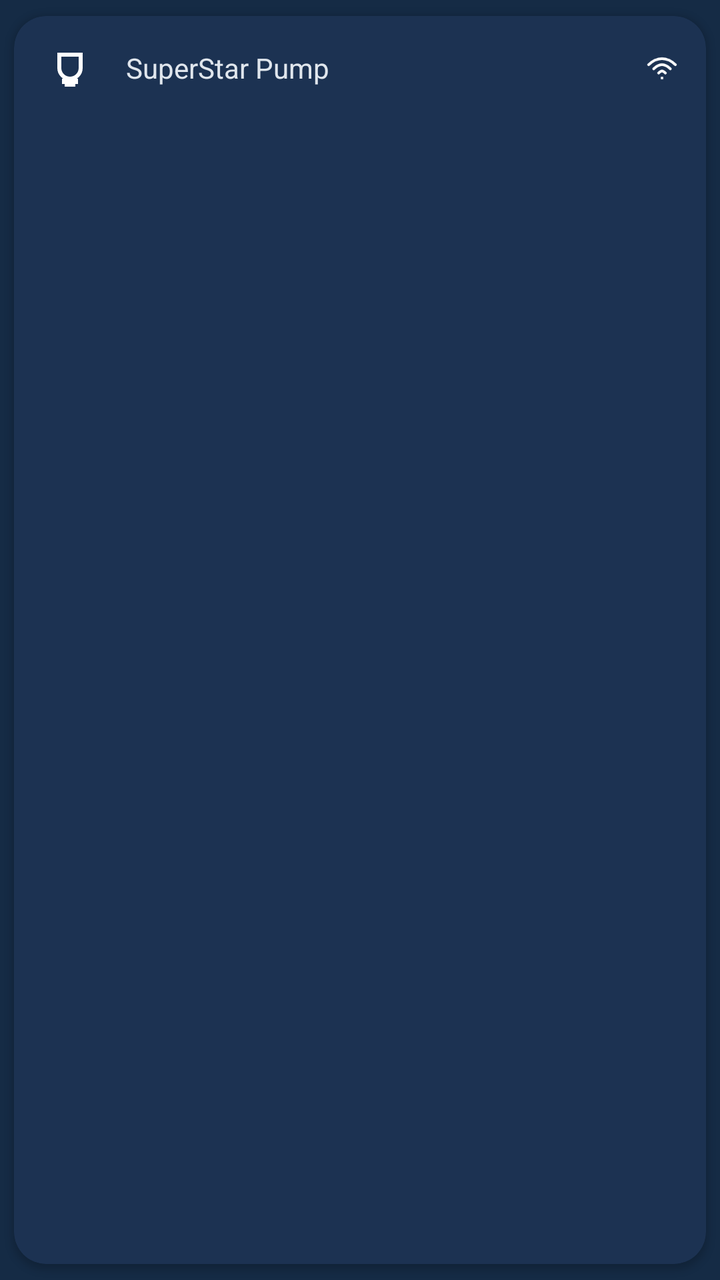
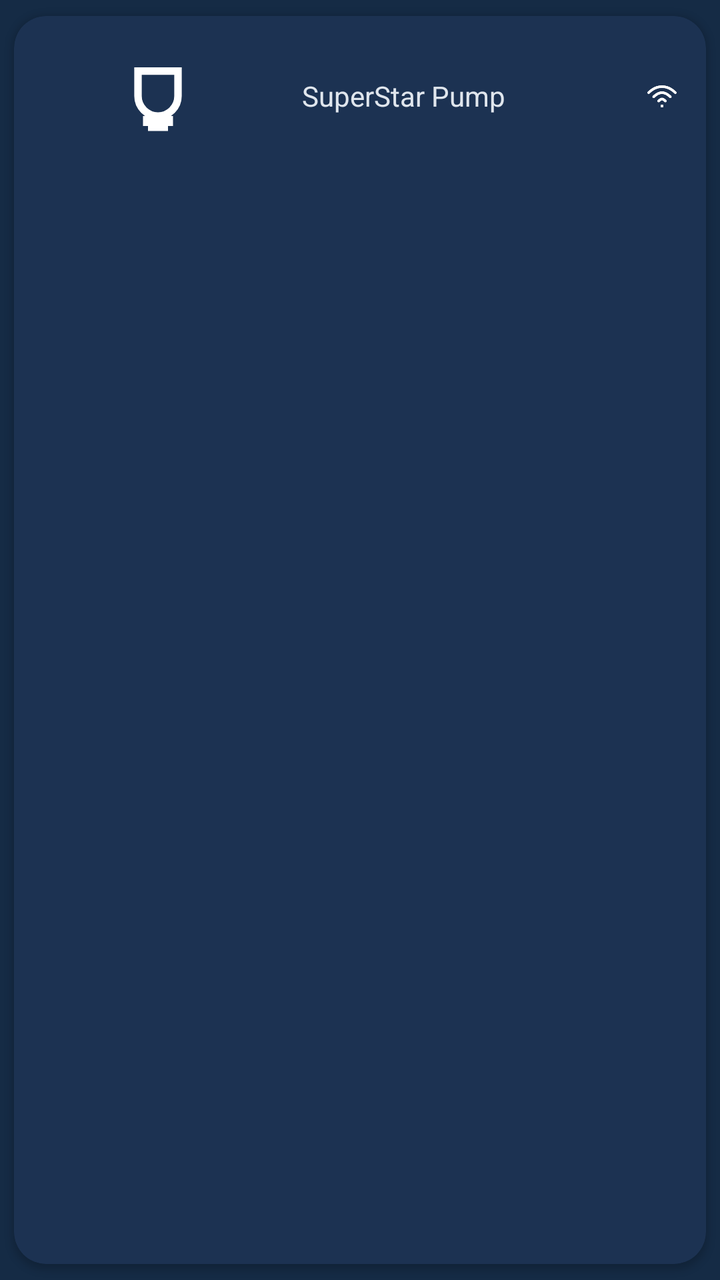

An Android layout rendered at two revisions. The XML below is the earlier revision; the diff shows what the commit changed to produce the second picture.
<!-- AndroidManifest.xml: application theme AppTheme -->
<!-- res/layout/item_device_card.xml -->
<?xml version="1.0" encoding="utf-8"?>
<com.google.android.material.card.MaterialCardView
    xmlns:android="http://schemas.android.com/apk/res/android"
    xmlns:app="http://schemas.android.com/apk/res-auto"
    android:id="@+id/card"
    android:layout_width="match_parent"
    android:layout_height="wrap_content"
    android:layout_marginTop="8dp"
    android:layout_marginBottom="4dp"
    app:cardCornerRadius="16dp"
    app:cardUseCompatPadding="true"
    app:cardElevation="2dp"
    app:cardBackgroundColor="@color/settings_card_background"
    app:strokeColor="@android:color/transparent"
    app:strokeWidth="0dp">

    <LinearLayout
        android:layout_width="match_parent"
        android:layout_height="wrap_content"
        android:orientation="horizontal"
        android:gravity="center_vertical"
        android:paddingHorizontal="12dp"
        android:paddingVertical="10dp">

        
        <ImageView
            android:id="@+id/ivDeviceIcon"
            android:layout_width="32dp"
            android:layout_height="32dp"
            android:src="@drawable/ic_device_light"
            android:contentDescription="@string/app_name" />

        
        <TextView
            android:id="@+id/tvDeviceName"
            android:layout_width="0dp"
            android:layout_height="wrap_content"
            android:layout_marginStart="12dp"
            android:layout_weight="1"
            android:text="SuperStar Pump"
            android:textSize="14sp"
            android:maxLines="1"
            android:ellipsize="end"
            android:textColor="@color/md_theme_dark_onSurface" />

        
        <ImageView
            android:id="@+id/ivStatus"
            android:layout_width="20dp"
            android:layout_height="20dp"
            android:src="@drawable/ic_status_wifi"
            android:contentDescription="@string/devices_scan_button_desc" />

    </LinearLayout>

</com.google.android.material.card.MaterialCardView>
<!-- resources referenced by this layout -->
<resources>
  <color name="md_theme_dark_onSurface">#E0E6ED</color>
  <color name="settings_card_background">#1C3252</color>
  <!-- drawable ic_device_light (drawable) -->
  <?xml version="1.0" encoding="utf-8"?>
  <vector xmlns:android="http://schemas.android.com/apk/res/android"
      android:width="24dp"
      android:height="24dp"
      android:viewportWidth="24"
      android:viewportHeight="24">
  
      
      <path
          android:fillColor="@android:color/transparent"
          android:strokeColor="@android:color/white"
          android:strokeWidth="1.5"
          android:pathData="M8,7h8v5c0,2.2 -1.8,4 -4,4s-4,-1.8 -4,-4z" />
  
      
      <path
          android:fillColor="@android:color/white"
          android:pathData="M9,16h6v2h-6z" />
  
      
      <path
          android:fillColor="@android:color/white"
          android:pathData="M10,18h4v1h-4z" />
  </vector>
  <!-- drawable ic_status_wifi (drawable) -->
  <?xml version="1.0" encoding="utf-8"?>
  <vector xmlns:android="http://schemas.android.com/apk/res/android"
      android:width="20dp"
      android:height="20dp"
      android:viewportWidth="24"
      android:viewportHeight="24">
  
      
      <path
          android:fillColor="@android:color/transparent"
          android:strokeColor="@android:color/white"
          android:strokeWidth="1.6"
          android:strokeLineCap="round"
          android:pathData="M4,10c2.4,-2.4 4.9,-3.6 8,-3.6 3.1,0 5.6,1.2 8,3.6" />
  
      
      <path
          android:fillColor="@android:color/transparent"
          android:strokeColor="@android:color/white"
          android:strokeWidth="1.6"
          android:strokeLineCap="round"
          android:pathData="M7,12.5c1.7,-1.7 3.4,-2.5 5,-2.5 1.6,0 3.3,0.8 5,2.5" />
  
      
      <path
          android:fillColor="@android:color/transparent"
          android:strokeColor="@android:color/white"
          android:strokeWidth="1.6"
          android:strokeLineCap="round"
          android:pathData="M10,15c0.8,-0.8 1.6,-1.2 2,-1.2 0.4,0 1.2,0.4 2,1.2" />
  
      
      <path
          android:fillColor="@android:color/white"
          android:pathData="M11.25,17.25h1.5v1.5h-1.5z" />
  </vector>
  <string name="app_name">AquaLight</string>
  <string name="devices_scan_button_desc">Scan for devices</string>
  <color name="md_theme_light_primary">#2196F3</color>
  <color name="md_theme_light_onPrimary">#FFFFFF</color>
  <color name="md_theme_light_secondary">#4A6363</color>
  <color name="md_theme_light_onSecondary">#FFFFFF</color>
  <color name="md_theme_light_background">#152B45</color>
  <color name="md_theme_light_surface">#152B45</color>
  <color name="md_theme_light_onSurface">#E0E6ED</color>
  <color name="md_theme_light_surfaceVariant">#233042</color>
  <color name="md_theme_light_onSurfaceVariant">#5C6B75</color>
  <color name="md_theme_light_outline">#455A64</color>
  <color name="md_theme_light_outlineVariant">#37474F</color>
  <color name="md_theme_light_error">#D32F2F</color>
  <color name="md_theme_light_onError">#FFFFFF</color>
  <!-- unchanged entries left out for length: 1 -->
</resources>

<!-- the commit's change to res/layout/item_device_card.xml (unified diff, before → after) -->
@@ -25,8 +25,8 @@
         
         <ImageView
             android:id="@+id/ivDeviceIcon"
-            android:layout_width="32dp"
-            android:layout_height="32dp"
+            android:layout_width="120dp"
+            android:layout_height="60dp"
             android:src="@drawable/ic_device_light"
             android:contentDescription="@string/app_name" />
 
